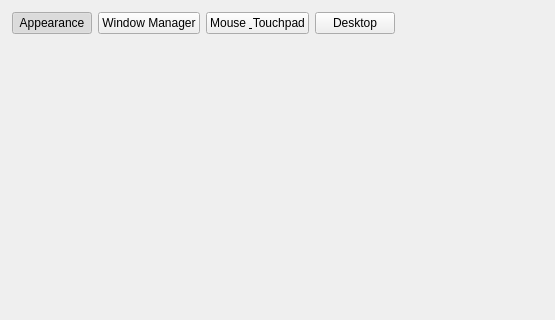
Above: shared/nexis/Pages/GnomeSettings/gnome_settings_page.ui from s4solutionsllc/Nexis before the change; both pictures show x 0 to 555 and y 0 to 320 of the 700 by 500 pixel window. Below: the same form after it.
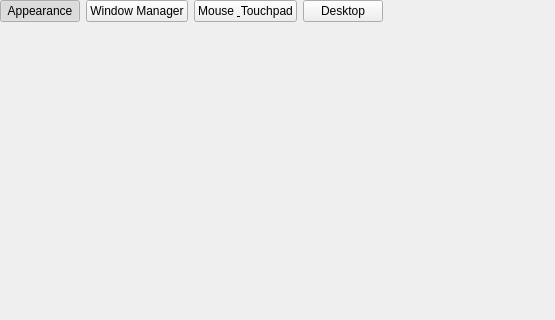
That is the form after the change.

Commit message:
style(ui): normalize all page margins to 0/0/0/0
Phase 2 of revision plan — zero all root layout margins across 10 page
.ui files. Pages now fill the SlidingStackedWidget content area
edge-to-edge. If specific elements need breathing room, it should be
handled via QSS padding on the content container, not page-level margins.

Files changed: dashboard_page, system_cleaner_page, services_page,
processes_page, resources_page, helpers_page, search_page,
settings_page, gnome_settings_page, uninstallerpage

```diff
--- a/shared/nexis/Pages/GnomeSettings/gnome_settings_page.ui
+++ b/shared/nexis/Pages/GnomeSettings/gnome_settings_page.ui
@@ -21,16 +21,16 @@
   </property>
   <layout class="QVBoxLayout" name="verticalLayout">
    <property name="leftMargin">
-    <number>12</number>
+    <number>0</number>
    </property>
    <property name="topMargin">
-    <number>12</number>
+    <number>0</number>
    </property>
    <property name="rightMargin">
-    <number>12</number>
+    <number>0</number>
    </property>
    <property name="bottomMargin">
-    <number>12</number>
+    <number>0</number>
    </property>
    <item>
     <layout class="QHBoxLayout" name="tabBarLayout">
```
The commit also changes 9 other files.
